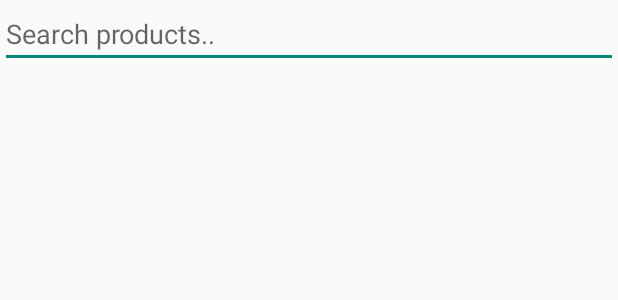
After one commit to pedroasp/PiScoreBoardv02, an Android app: the layout edit.xml on its own in the app's theme, with its tools: preview values and no code run, on a phone screen of 412 x 824 dp. The commit adds this screen. Shown: the top 300 px of the screen. Run offline under Robolectric (Android 15) with nearby library versions, the phone set to English and light mode, and no system bars.

Commit message:
Search na publicidade
Adicionados os botoes para pesquisar as publicidades

```diff
--- a/PiScoreBoard/PiScoreBoard/app/src/main/java/estg/mee/piscoreboard/controller/MainActivity.java
+++ b/PiScoreBoard/PiScoreBoard/app/src/main/java/estg/mee/piscoreboard/controller/MainActivity.java
@@ -107,7 +107,7 @@ public class MainActivity extends ActionBarActivity
             // Only show items in the action bar relevant to this screen
             // if the drawer is not showing. Otherwise, let the drawer
             // decide what to show in the action bar.
-            getMenuInflater().inflate(R.menu.main, menu);
+            getMenuInflater().inflate(R.menu.global, menu);
             restoreActionBar();
             return true;
         }
@@ -125,9 +125,8 @@ public class MainActivity extends ActionBarActivity
 
                 Toast.makeText(this, "Go hard or go home!", Toast.LENGTH_SHORT).show();
                 objFragment = new HomeScreenFragment();
+                fragmentManager.beginTransaction() .replace(R.id.container, objFragment).commit();
                 setRequestedOrientation(ActivityInfo.SCREEN_ORIENTATION_LANDSCAPE);
-                fragmentManager.beginTransaction() .replace(R.id.container, objFragment).commit();
-
                 return true;
         }
 
--- a/PiScoreBoard/PiScoreBoard/app/src/main/java/estg/mee/piscoreboard/controller/SettingsFragment.java
+++ b/PiScoreBoard/PiScoreBoard/app/src/main/java/estg/mee/piscoreboard/controller/SettingsFragment.java
@@ -21,6 +21,7 @@ import java.util.ArrayList;
 import estg.mee.piscoreboard.R;
 import estg.mee.piscoreboard.customlistview.EntryAdapter;
 import estg.mee.piscoreboard.customlistview.EntryItem;
+import estg.mee.piscoreboard.customlistview.EntryItemSwitch;
 import estg.mee.piscoreboard.customlistview.EntryItemTwoButtons;
 import estg.mee.piscoreboard.customlistview.Item;
 import estg.mee.piscoreboard.customlistview.SectionItem;
@@ -56,8 +57,13 @@ public class SettingsFragment extends Fragment {
         items.add(new SectionItem(getResources().getString(R.string.sectionTemporizacao)));
         items.add(new EntryItem(getResources().getString(R.string.itemTemporizacao), getResources().getString(R.string.summaryItemTemporizacao), 0));
 
+        items.add(new SectionItem(getResources().getString(R.string.sectionPublicidade)));
+        items.add(new EntryItemSwitch(1, getResources().getString(R.string.itemPublicidade),"" , true));
+        items.add(new EntryItem(getResources().getString(R.string.itemPeriodoPublicidade), getResources().getString(R.string.summaryItemPeriodoPublicidade), 0));
+
         items.add(new SectionItem(getResources().getString(R.string.sectionControloRemoto)));
         items.add(new EntryItemTwoButtons(1,getResources().getString(R.string.labelDesligar),2, getResources().getString(R.string.labelReiniciar) ));
+
 
         EntryAdapter adapter = new EntryAdapter(getActivity(), items);
         settingsList.setAdapter(adapter);
--- a/PiScoreBoard/PiScoreBoard/app/src/main/java/estg/mee/piscoreboard/utils/ClientSendThread.java
+++ b/PiScoreBoard/PiScoreBoard/app/src/main/java/estg/mee/piscoreboard/utils/ClientSendThread.java
@@ -1,5 +1,6 @@
 package estg.mee.piscoreboard.utils;
 
+import android.app.Fragment;
 import android.util.Log;
 
 import java.io.BufferedWriter;
--- /dev/null
+++ b/PiScoreBoard/PiScoreBoard/app/src/main/res/layout/edit.xml
@@ -0,0 +1,19 @@
+<?xml version="1.0" encoding="utf-8"?>
+<LinearLayout xmlns:android="http://schemas.android.com/apk/res/android"
+    android:orientation="vertical" android:layout_width="match_parent"
+    android:layout_height="match_parent">
+
+    <!-- Editext for Search -->
+    <EditText android:id="@+id/inputSearch"
+        android:layout_width="fill_parent"
+        android:layout_height="wrap_content"
+        android:hint="Search products.."
+        android:inputType="textVisiblePassword"/>
+
+    <!-- List View -->
+    <ListView
+        android:id="@+id/list_view"
+        android:layout_width="fill_parent"
+        android:layout_height="wrap_content" />
+
+</LinearLayout>
--- /dev/null
+++ b/PiScoreBoard/PiScoreBoard/app/src/main/res/values/xml.xml
@@ -0,0 +1,2 @@
+<?xml version="1.0" encoding="utf-8"?>
+<resources></resources>
```
Also changed, not shown: PiScoreBoard/PiScoreBoard/app/src/main/java/estg/mee/piscoreboard/controller/PublicityFragment.java (+146 -128 lines), PiScoreBoard/PiScoreBoard/app/src/main/res/menu/edit.xml (added, +15 -0 lines), PiScoreBoard/PiScoreBoard/app/src/main/res/menu/global.xml (+4 -3 lines), PiScoreBoard/PiScoreBoard/app/src/main/res/menu/main.xml (deleted, +0 -9 lines), PiScoreBoard/PiScoreBoard/app/src/main/res/drawable/android_add.png (added), PiScoreBoard/PiScoreBoard/app/src/main/res/drawable/android_search.png (added), PiScoreBoard/PiScoreBoard/app/src/main/res/drawable/android_trash.png (added), 1 other file.
